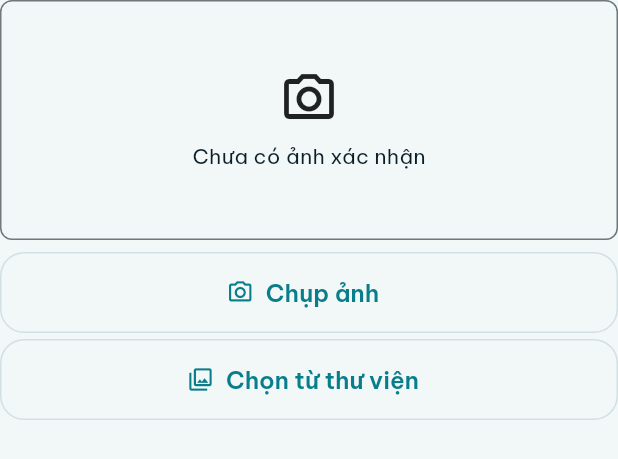
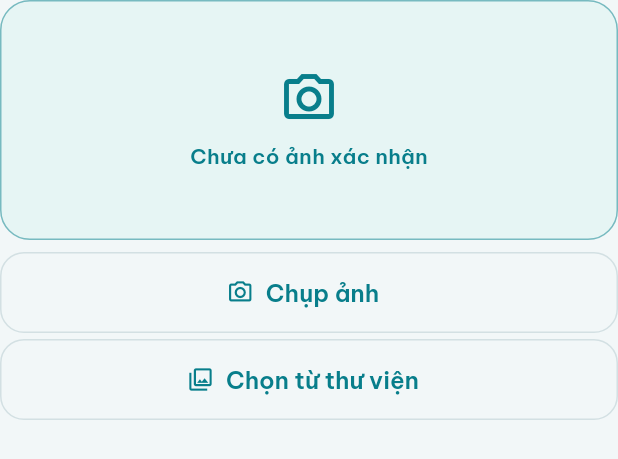
Before and after one commit to mytrongcomvn789-lab/java_project, a Flutter app: the ConfirmationPhotoPicker widget shown alone on an empty page, opened directly with empty values, on a phone screen of 412 x 824 dp. Shown: the top 459 px of the screen. Run offline on Flutter 3.47's test engine with Material 3 defaults, Android fonts, the phone set to English and light mode, and no system bars; our stand-ins replace dio, flutter_riverpod, flutter_secure_storage, go_router, image_picker; missing offline and left inert: mobile_scanner; accounts and stored records are empty; network calls fail.

Commit message:
feat(mobile): chi tiết đơn dùng thẻ thông tin, bỏ tiêu đề trùng chip; khung ảnh xác nhận kiểu mới

```diff
--- a/mobile/lib/features/operator/confirmation_photo_picker.dart
+++ b/mobile/lib/features/operator/confirmation_photo_picker.dart
@@ -1,5 +1,6 @@
 import 'package:flutter/material.dart';
 import 'package:flutter_riverpod/flutter_riverpod.dart';
+import '../../core/theme/app_theme.dart';
 import '../orders/photo_picker.dart' show PhotoSource;
 import 'confirmation_photo_controller.dart';
 
@@ -19,7 +20,7 @@ class ConfirmationPhotoPicker extends ConsumerWidget {
       if (state.permissionDenied != null)
         _Notice(
             key: const Key('photo-permission'),
-            color: theme.colorScheme.errorContainer,
+            color: StatusPalette.failed.background,
             text: state.permissionDenied == PhotoSource.camera
                 ? 'Ứng dụng chưa được cấp quyền camera. Vào Cài đặt > Ứng dụng > SmartDroneDelivery > Quyền để cho phép, hoặc chọn ảnh từ thư viện.'
                 : 'Ứng dụng chưa được cấp quyền truy cập ảnh. Vào Cài đặt > Ứng dụng > SmartDroneDelivery > Quyền để cho phép, hoặc chụp ảnh bằng camera.',
@@ -27,7 +28,7 @@ class ConfirmationPhotoPicker extends ConsumerWidget {
       if (state.pickError != null)
         _Notice(
             key: const Key('photo-error'),
-            color: theme.colorScheme.errorContainer,
+            color: StatusPalette.failed.background,
             text: state.pickError!,
             onClose: controller.dismissMessages),
       if (photo == null)
@@ -36,18 +37,21 @@ class ConfirmationPhotoPicker extends ConsumerWidget {
             height: 160,
             width: double.infinity,
             decoration: BoxDecoration(
-                border: Border.all(color: theme.dividerColor),
-                borderRadius: BorderRadius.circular(8)),
+                color: StatusPalette.active.background.withValues(alpha: 0.5),
+                border: Border.all(color: AppColors.primary.withValues(alpha: 0.5)),
+                borderRadius: BorderRadius.circular(AppRadii.card)),
             child: const Column(
                 mainAxisAlignment: MainAxisAlignment.center,
                 children: [
-                  Icon(Icons.photo_camera_outlined, size: 40),
+                  Icon(Icons.photo_camera_outlined, size: 40, color: AppColors.primary),
                   SizedBox(height: 8),
-                  Text('Chưa có ảnh xác nhận'),
+                  Text('Chưa có ảnh xác nhận',
+                      style: TextStyle(
+                          color: AppColors.primary, fontWeight: FontWeight.w600)),
                 ]))
       else
         ClipRRect(
-            borderRadius: BorderRadius.circular(8),
+            borderRadius: BorderRadius.circular(AppRadii.card),
             child: Stack(alignment: Alignment.center, children: [
               Image.memory(photo.bytes,
                   key: const Key('photo-preview'),
@@ -69,7 +73,7 @@ class ConfirmationPhotoPicker extends ConsumerWidget {
                     right: 8,
                     child: Chip(
                         key: Key('photo-done'),
-                        avatar: Icon(Icons.check_circle, color: Colors.green),
+                        avatar: Icon(Icons.check_circle, color: Color(0xff14602d)),
                         label: Text('Đã tải lên'))),
             ])),
       if (photo != null && photo.status == ConfirmPhotoStatus.failed) ...[
@@ -121,7 +125,7 @@ class _Notice extends StatelessWidget {
       width: double.infinity,
       margin: const EdgeInsets.only(bottom: 8),
       padding: const EdgeInsets.only(left: 12, top: 4, bottom: 4),
-      decoration: BoxDecoration(color: color, borderRadius: BorderRadius.circular(8)),
+      decoration: BoxDecoration(color: color, borderRadius: BorderRadius.circular(AppRadii.button)),
       child: Row(children: [
         Expanded(child: Text(text)),
         IconButton(
```
Also changed, not shown: mobile/lib/features/orders/order_detail_screen.dart (+30 -62 lines).
